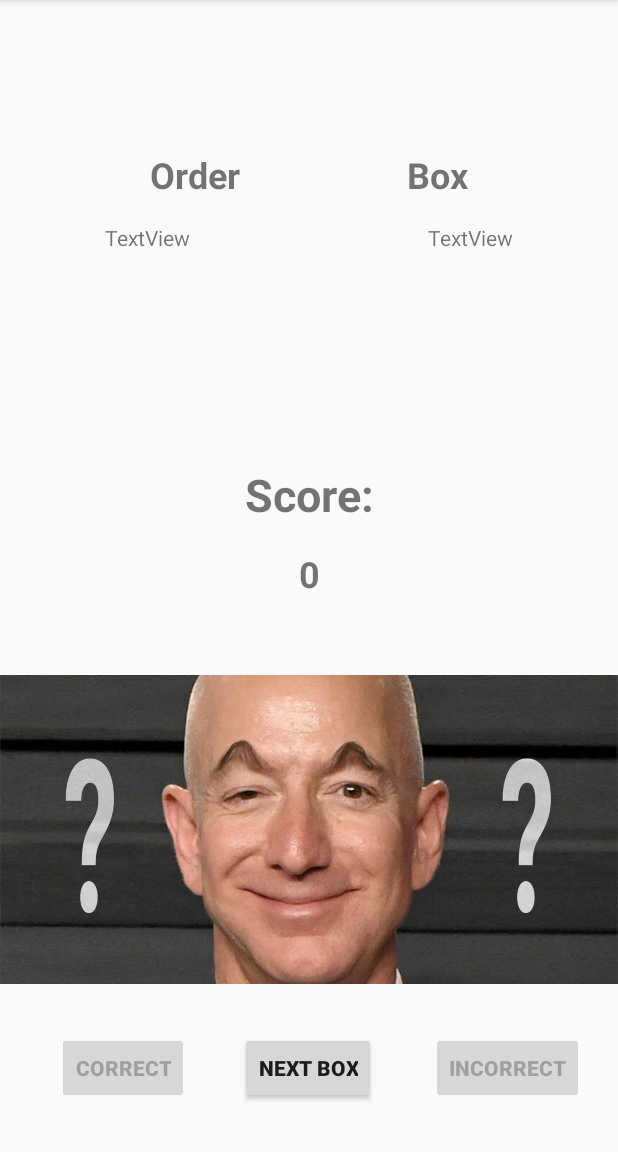
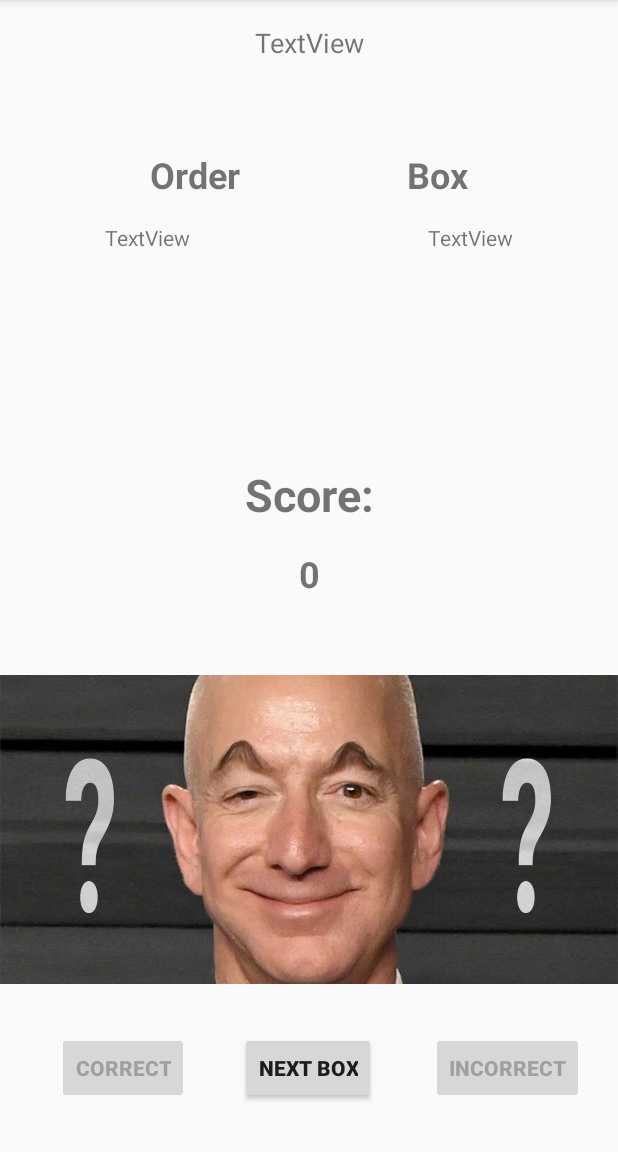
Before and after one commit to RedSoutherly/tac, an Android app: the screen it shows after launch (MainActivity), on a phone screen of 412 x 824 dp, the part 84-1236 px from its top. Run offline under Robolectric (Android 15) with nearby library versions, the light colour scheme and no system bars.

Commit message:
countdown field

```diff
--- a/AndroidStudioProject/app/src/main/java/com/tommyhasselman/termsconditions/MainActivity.java
+++ b/AndroidStudioProject/app/src/main/java/com/tommyhasselman/termsconditions/MainActivity.java
@@ -25,6 +25,7 @@ public class MainActivity extends AppCompatActivity {
     Player player;
     Controller controller;
 
+    TextView countdownTextField;
     TextView orderTextView;
     TextView boxTextView;
     TextView scoreTextView;
@@ -51,6 +52,7 @@ public class MainActivity extends AppCompatActivity {
         Timer t = new Timer();
 
 
+        countdownTextField = (TextView) findViewById(R.id.countdownTextField);
         orderTextView = (TextView) findViewById(R.id.orderContents);
         boxTextView = (TextView) findViewById(R.id.boxContents);
         scoreTextView = (TextView) findViewById(R.id.scoreTextView);
--- a/AndroidStudioProject/app/src/main/res/layout/activity_main.xml
+++ b/AndroidStudioProject/app/src/main/res/layout/activity_main.xml
@@ -133,4 +133,15 @@
         app:layout_constraintStart_toStartOf="parent"
         app:layout_constraintTop_toBottomOf="@+id/scoreTitle" />
 
+    <TextView
+        android:id="@+id/countdownTextField"
+        android:layout_width="wrap_content"
+        android:layout_height="wrap_content"
+        android:layout_marginTop="16dp"
+        android:text="TextView"
+        android:textSize="18sp"
+        app:layout_constraintEnd_toEndOf="parent"
+        app:layout_constraintStart_toStartOf="parent"
+        app:layout_constraintTop_toTopOf="parent" />
+
 </androidx.constraintlayout.widget.ConstraintLayout>
```
